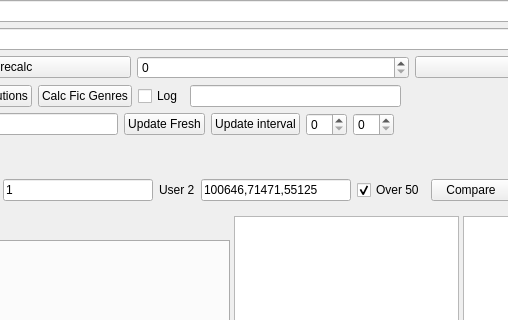
Before: the Qt Designer form UI/servitorwindow.ui in Zeks/flipper, drawn with Qt 5; both pictures show x 459 to 967 and y 0 to 320 of the 1146 by 799 pixel window.
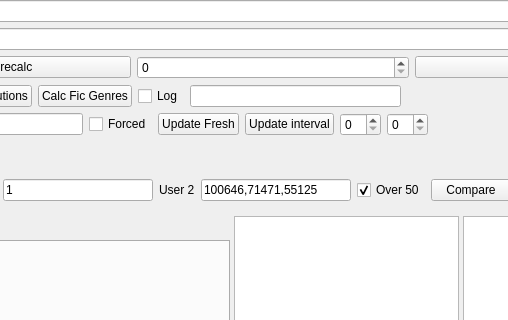
After: the same form once the commit is applied.

What changed in the file:
```diff
--- a/UI/servitorwindow.ui
+++ b/UI/servitorwindow.ui
@@ -354,6 +354,13 @@
           <item>
            <widget class="QLineEdit" name="leGetCachedData"/>
           </item>
+          <item>
+           <widget class="QCheckBox" name="chkForcedLoad">
+            <property name="text">
+             <string>Forced</string>
+            </property>
+           </widget>
+          </item>
           <item>
            <widget class="QPushButton" name="pbUpdateFreshAuthors">
             <property name="text">
```
